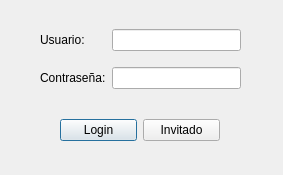
Before: the Qt Designer form niches/view/ui/Login.ui in degorck/enduring-chambers, drawn with Qt 5.
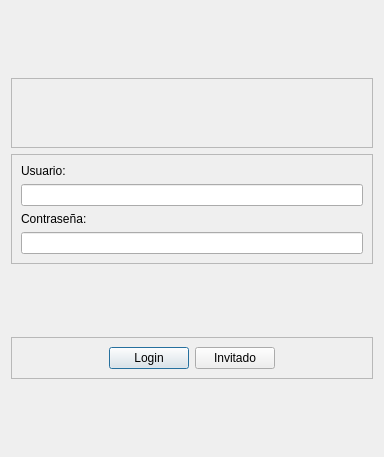
After: the same form once the commit is applied. Icons and pictures are not drawn.

```diff
--- a/niches/view/ui/Login.ui
+++ b/niches/view/ui/Login.ui
@@ -6,67 +6,41 @@
    <rect>
     <x>0</x>
     <y>0</y>
-    <width>283</width>
-    <height>175</height>
+    <width>384</width>
+    <height>457</height>
    </rect>
   </property>
   <property name="windowTitle">
    <string>Login</string>
   </property>
-  <widget class="QWidget" name="horizontalLayoutWidget">
-   <property name="geometry">
-    <rect>
-     <x>60</x>
-     <y>110</y>
-     <width>160</width>
-     <height>41</height>
-    </rect>
-   </property>
-   <layout class="QHBoxLayout" name="horizontal_layout_buttons">
-    <item>
-     <widget class="QPushButton" name="push_button_login">
-      <property name="text">
-       <string>Login</string>
-      </property>
-     </widget>
-    </item>
+  <layout class="QGridLayout" name="gridLayout">
+   <item row="3" column="0">
+    <widget class="QFrame" name="frame_2">
+     <property name="frameShape">
+      <enum>QFrame::StyledPanel</enum>
+     </property>
+     <property name="frameShadow">
+      <enum>QFrame::Raised</enum>
+     </property>
+     <layout class="QVBoxLayout" name="verticalLayout">
     <item>
-     <widget class="QPushButton" name="push_button_guest">
-      <property name="text">
-       <string>Invitado</string>
-      </property>
-     </widget>
-    </item>
-   </layout>
-  </widget>
-  <widget class="QWidget" name="gridLayoutWidget">
-   <property name="geometry">
-    <rect>
-     <x>40</x>
-     <y>19</y>
-     <width>201</width>
-     <height>81</height>
-    </rect>
-   </property>
-   <layout class="QGridLayout" name="grid_layout_form">
-    <item row="0" column="0">
      <widget class="QLabel" name="label_user">
       <property name="text">
        <string>Usuario:</string>
       </property>
      </widget>
     </item>
-    <item row="2" column="0">
+      <item>
+       <widget class="QLineEdit" name="line_edit_user"/>
+      </item>
+      <item>
      <widget class="QLabel" name="label_password">
       <property name="text">
        <string>Contraseña:</string>
       </property>
      </widget>
     </item>
-    <item row="0" column="1">
-     <widget class="QLineEdit" name="line_edit_user"/>
-    </item>
-    <item row="2" column="1">
+      <item>
      <widget class="QLineEdit" name="line_edit_password">
       <property name="cursor">
        <cursorShape>IBeamCursor</cursorShape>
@@ -81,6 +55,145 @@
     </item>
    </layout>
   </widget>
+   </item>
+   <item row="4" column="0">
+    <spacer name="verticalSpacer">
+     <property name="orientation">
+      <enum>Qt::Vertical</enum>
+     </property>
+     <property name="sizeHint" stdset="0">
+      <size>
+       <width>20</width>
+       <height>40</height>
+      </size>
+     </property>
+    </spacer>
+   </item>
+   <item row="1" column="0">
+    <spacer name="verticalSpacer_3">
+     <property name="orientation">
+      <enum>Qt::Vertical</enum>
+     </property>
+     <property name="sizeHint" stdset="0">
+      <size>
+       <width>20</width>
+       <height>40</height>
+      </size>
+     </property>
+    </spacer>
+   </item>
+   <item row="2" column="0">
+    <widget class="QFrame" name="frame_3">
+     <property name="frameShape">
+      <enum>QFrame::StyledPanel</enum>
+     </property>
+     <property name="frameShadow">
+      <enum>QFrame::Raised</enum>
+     </property>
+     <layout class="QGridLayout" name="gridLayout_2">
+      <item row="0" column="0">
+       <widget class="QLabel" name="label">
+        <property name="minimumSize">
+         <size>
+          <width>50</width>
+          <height>50</height>
+         </size>
+        </property>
+        <property name="maximumSize">
+         <size>
+          <width>50</width>
+          <height>50</height>
+         </size>
+        </property>
+        <property name="text">
+         <string/>
+        </property>
+        <property name="textFormat">
+         <enum>Qt::RichText</enum>
+        </property>
+        <property name="pixmap">
+         <pixmap>C:/Users/small/Downloads/feather/user.svg</pixmap>
+        </property>
+        <property name="alignment">
+         <set>Qt::AlignCenter</set>
+        </property>
+        <property name="wordWrap">
+         <bool>false</bool>
+        </property>
+       </widget>
+      </item>
+     </layout>
+    </widget>
+   </item>
+   <item row="5" column="0">
+    <layout class="QHBoxLayout" name="horizontal_layout_buttons"/>
+   </item>
+   <item row="6" column="0">
+    <widget class="QFrame" name="frame">
+     <property name="frameShape">
+      <enum>QFrame::StyledPanel</enum>
+     </property>
+     <property name="frameShadow">
+      <enum>QFrame::Raised</enum>
+     </property>
+     <layout class="QHBoxLayout" name="horizontalLayout">
+      <item>
+       <spacer name="horizontalSpacer">
+        <property name="orientation">
+         <enum>Qt::Horizontal</enum>
+        </property>
+        <property name="sizeHint" stdset="0">
+         <size>
+          <width>40</width>
+          <height>20</height>
+         </size>
+        </property>
+       </spacer>
+      </item>
+      <item>
+       <widget class="QPushButton" name="push_button_login">
+        <property name="text">
+         <string>Login</string>
+        </property>
+       </widget>
+      </item>
+      <item>
+       <widget class="QPushButton" name="push_button_guest">
+        <property name="text">
+         <string>Invitado</string>
+        </property>
+       </widget>
+      </item>
+      <item>
+       <spacer name="horizontalSpacer_2">
+        <property name="orientation">
+         <enum>Qt::Horizontal</enum>
+        </property>
+        <property name="sizeHint" stdset="0">
+         <size>
+          <width>40</width>
+          <height>20</height>
+         </size>
+        </property>
+       </spacer>
+      </item>
+     </layout>
+    </widget>
+   </item>
+   <item row="8" column="0">
+    <spacer name="verticalSpacer_2">
+     <property name="orientation">
+      <enum>Qt::Vertical</enum>
+     </property>
+     <property name="sizeHint" stdset="0">
+      <size>
+       <width>20</width>
+       <height>40</height>
+      </size>
+     </property>
+    </spacer>
+   </item>
+  </layout>
  </widget>
  <resources/>
  <connections/>
```
Lines whose indentation alone changed are shown as unchanged.
